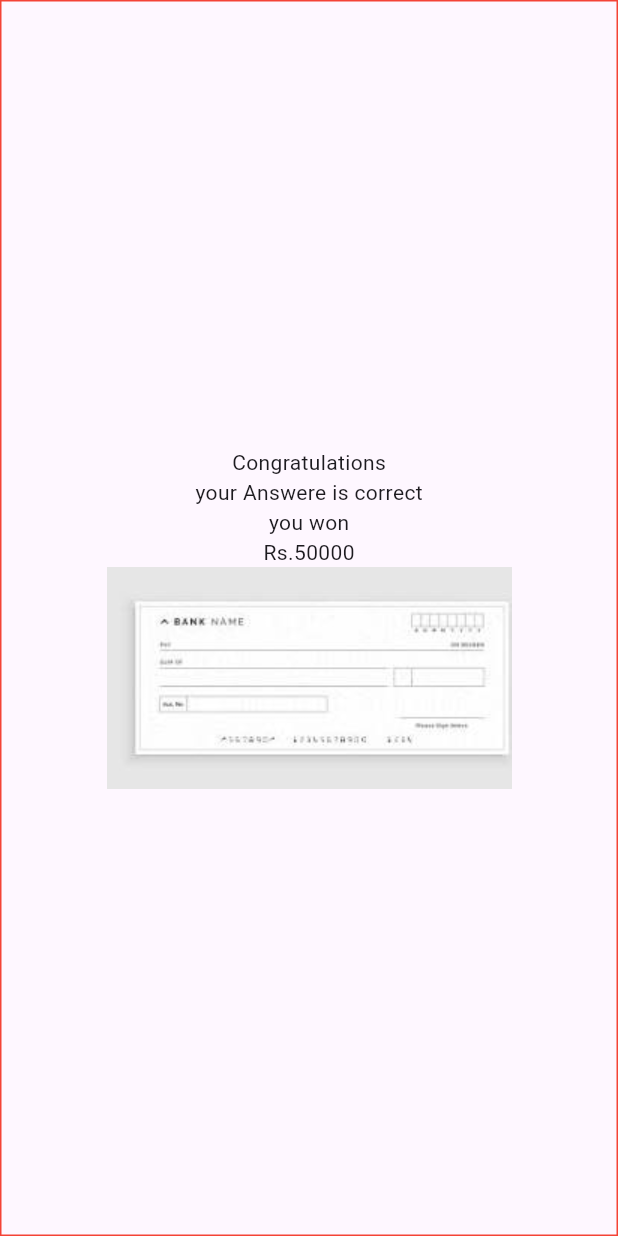
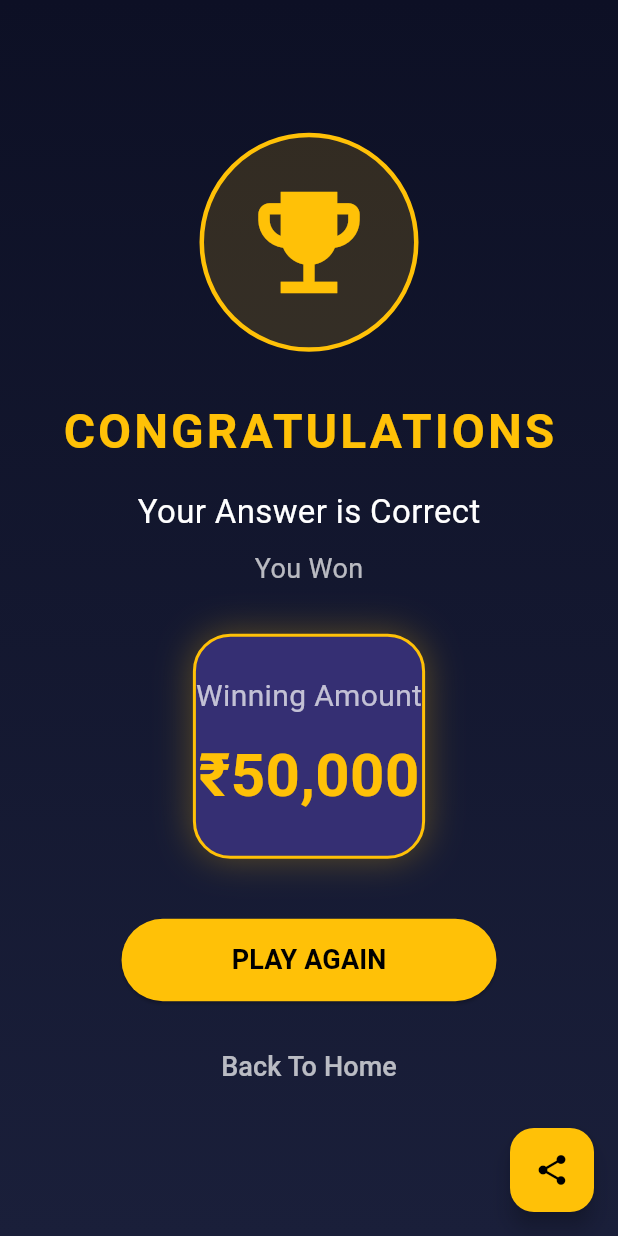
Before and after one commit to anshul9079/flutter-kbc-quiz-app, a Flutter app: the screen it shows after launch, on a phone screen of 412 x 824 dp. Run offline on Flutter 3.47's test engine with Material 3 defaults, Android fonts, the phone set to English and light mode, and no system bars; drawn by our look-alikes of overlay_support; our stand-ins replace carousel_slider, cloud_firestore, firebase_auth, firebase_core, google_sign_in, internet_connection_checker and 1 more; accounts and stored records are empty.

Commit message:
Redesign Winner screen with styled UI
Revamp the Winner screen: replace the simple placeholder layout with a polished, dark-themed UI. Adds a gradient background, FAB share button, trophy icon, congratulatory headings, a highlighted prize card showing ₹50,000, a PLAY AGAIN elevated button, and a Back To Home text button. Uses SafeArea, improved spacing, rounded corners, borders and shadow for visual emphasis. The previous minimal implementation is retained as commented code at the top.

```diff
--- a/lib/view/winner.dart
+++ b/lib/view/winner.dart
@@ -1,3 +1,40 @@
+// import 'package:flutter/material.dart';
+
+// class Winner extends StatefulWidget {
+//   const Winner({super.key});
+
+//   @override
+//   State<Winner> createState() => _WinnerState();
+// }
+
+// class _WinnerState extends State<Winner> {
+//   @override
+//   Widget build(BuildContext context) {
+//     return Scaffold(
+//     floatingActionButton: FloatingActionButton(onPressed: (){}, child: Icon(Icons.share_rounded),),
+//       body: Container(
+//         width: MediaQuery.of(context).size.width,
+//         decoration: BoxDecoration(
+//           image: DecorationImage(image: AssetImage("assets/images/image.png"))
+//         ),
+//         child: Column(
+//           mainAxisAlignment: MainAxisAlignment.center,
+//           children: [
+//             Text("Congratulations"),
+//             Text("your Answere is correct"),
+//             Text("you won"),
+//             Text("Rs.50000"),
+//             Image.asset("assets/images/image.png"),
+
+//           ],
+//         ),
+//       ),
+//     );
+//   }
+// }
+
+
+
 import 'package:flutter/material.dart';
 
 class Winner extends StatefulWidget {
@@ -11,18 +48,172 @@ class _WinnerState extends State<Winner> {
   @override
   Widget build(BuildContext context) {
     return Scaffold(
+      backgroundColor: const Color(0xff0D1025),
+
+      floatingActionButton: FloatingActionButton(
+        backgroundColor: Colors.amber,
+        onPressed: () {},
+        child: const Icon(
+          Icons.share,
+          color: Colors.black,
+        ),
+      ),
+
       body: Container(
-        width: MediaQuery.of(context).size.width,
-        decoration: BoxDecoration(border: Border.all(color: Colors.red)),
-        child: Column(
-          mainAxisAlignment: MainAxisAlignment.center,
-          children: [
-            Text("Congratulations"),
-            Text("your Answere is correct"),
-            Text("you won"),
-            Text("Rs.50000"),
-            Image.asset("assets/images/image.png"),
-          ],
+        width: double.infinity,
+        decoration: const BoxDecoration(
+          gradient: LinearGradient(
+            begin: Alignment.topCenter,
+            end: Alignment.bottomCenter,
+            colors: [
+              Color(0xff0D1025),
+              Color(0xff1A1F3A),
+            ],
+          ),
+        ),
+
+        child: SafeArea(
+          child: Column(
+            mainAxisAlignment: MainAxisAlignment.center,
+            children: [
+              /// TROPHY
+              Container(
+                padding: const EdgeInsets.all(25),
+                decoration: BoxDecoration(
+                  shape: BoxShape.circle,
+                  color: Colors.amber.withOpacity(.15),
+                  border: Border.all(
+                    color: Colors.amber,
+                    width: 3,
+                  ),
+                ),
+                child: const Icon(
+                  Icons.emoji_events,
+                  color: Colors.amber,
+                  size: 90,
+                ),
+              ),
+
+              const SizedBox(height: 30),
+
+              const Text(
+                "CONGRATULATIONS",
+                style: TextStyle(
+                  color: Colors.amber,
+                  fontSize: 32,
+                  fontWeight: FontWeight.bold,
+                  letterSpacing: 2,
+                ),
+              ),
+
+              const SizedBox(height: 15),
+
+              const Text(
+                "Your Answer is Correct",
+                style: TextStyle(
+                  color: Colors.white,
+                  fontSize: 22,
+                ),
+              ),
+
+              const SizedBox(height: 10),
+
+              const Text(
+                "You Won",
+                style: TextStyle(
+                  color: Colors.white70,
+                  fontSize: 18,
+                ),
+              ),
+
+              const SizedBox(height: 30),
+
+              /// PRIZE CARD
+              Container(
+                margin:
+                    const EdgeInsets.symmetric(horizontal: 30),
+                padding: const EdgeInsets.symmetric(
+                  vertical: 25,
+                ),
+                decoration: BoxDecoration(
+                  color: const Color(0xff352F73),
+                  borderRadius:
+                      BorderRadius.circular(25),
+                  border: Border.all(
+                    color: Colors.amber,
+                    width: 2,
+                  ),
+                  boxShadow: [
+                    BoxShadow(
+                      color: Colors.amber
+                          .withOpacity(.3),
+                      blurRadius: 20,
+                    ),
+                  ],
+                ),
+                child: const Column(
+                  children: [
+                    Text(
+                      "Winning Amount",
+                      style: TextStyle(
+                        color: Colors.white70,
+                        fontSize: 20,
+                      ),
+                    ),
+
+                    SizedBox(height: 10),
+
+                    Text(
+                      "₹50,000",
+                      style: TextStyle(
+                        color: Colors.amber,
+                        fontSize: 40,
+                        fontWeight: FontWeight.bold,
+                      ),
+                    ),
+                  ],
+                ),
+              ),
+
+              const SizedBox(height: 40),
+
+              SizedBox(
+                width: 250,
+                height: 55,
+                child: ElevatedButton(
+                  style: ElevatedButton.styleFrom(
+                    backgroundColor: Colors.amber,
+                    shape: RoundedRectangleBorder(
+                      borderRadius:
+                          BorderRadius.circular(30),
+                    ),
+                  ),
+                  onPressed: () {},
+                  child: const Text(
+                    "PLAY AGAIN",
+                    style: TextStyle(
+                      color: Colors.black,
+                      fontSize: 18,
+                      fontWeight: FontWeight.bold,
+                    ),
+                  ),
+                ),
+              ),
+
+              const SizedBox(height: 20),
+
+              TextButton(
+                onPressed: () {},
+                child: const Text(
+                  "Back To Home",
+                  style: TextStyle(
+                    color: Colors.white70,
+                    fontSize: 18,
+                  ),
+                ),
+              ),
+            ],
+          ),
         ),
       ),
     );
```
